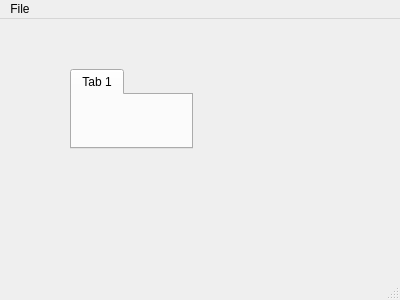
Before: the Qt Designer form mainwindow.ui in achupetlovski/RaW, drawn with Qt 5.
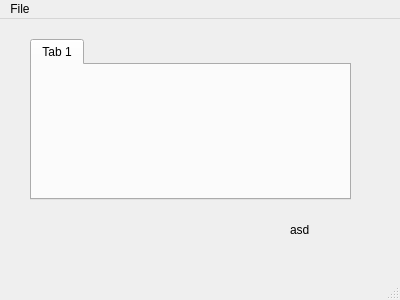
After: the same form once the commit is applied.

Commit message: opening and closing new tabs words, however when opening a file it doesn't select the correct tab to which to display it.

Patch:
```diff
--- a/mainwindow.ui
+++ b/mainwindow.ui
@@ -17,10 +17,10 @@
    <widget class="QTabWidget" name="mTabWidget">
     <property name="geometry">
      <rect>
-      <x>70</x>
-      <y>50</y>
-      <width>123</width>
-      <height>80</height>
+      <x>30</x>
+      <y>20</y>
+      <width>321</width>
+      <height>161</height>
      </rect>
     </property>
     <property name="currentIndex">
@@ -32,6 +32,19 @@
      </attribute>
     </widget>
    </widget>
+   <widget class="QLabel" name="label">
+    <property name="geometry">
+     <rect>
+      <x>290</x>
+      <y>200</y>
+      <width>21</width>
+      <height>21</height>
+     </rect>
+    </property>
+    <property name="text">
+     <string>asd</string>
+    </property>
+   </widget>
   </widget>
   <widget class="QMenuBar" name="menuBar">
    <property name="geometry">
```
The commit also changes 4 other files.
